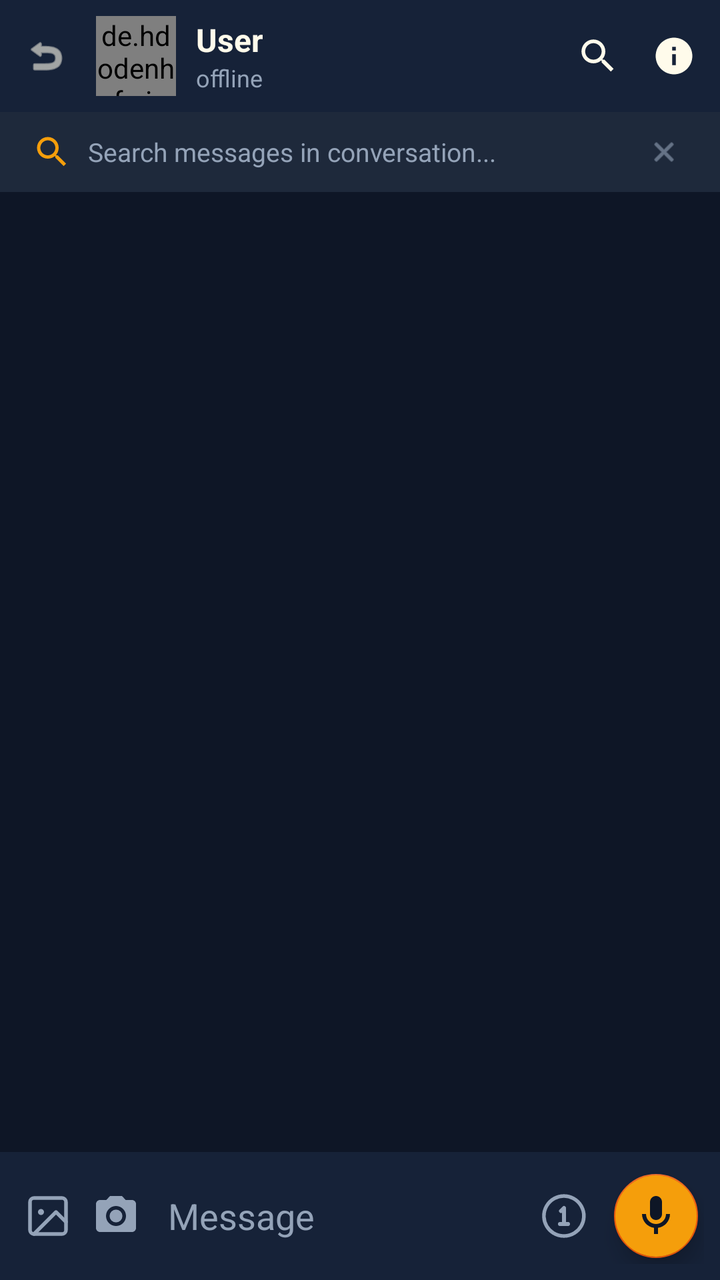
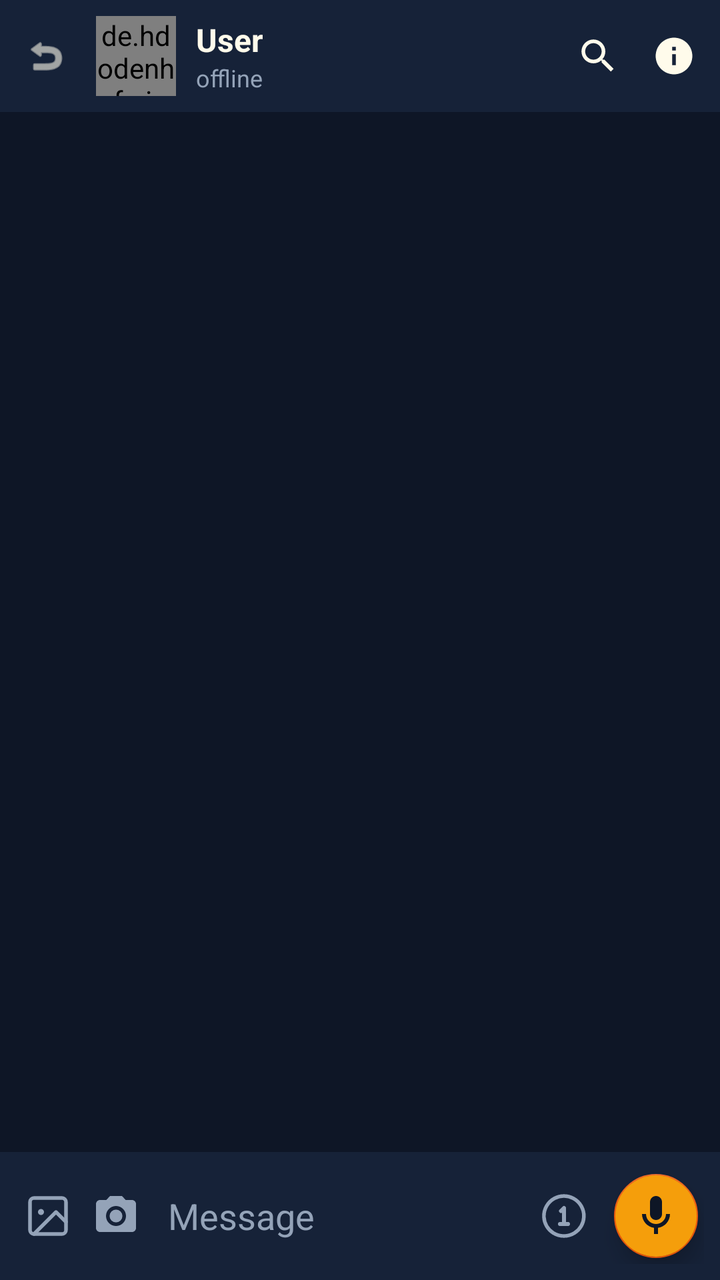

An Android layout rendered at two revisions. The XML below is the earlier revision; the diff shows what the commit changed to produce the second picture.
<!-- AndroidManifest.xml: application theme Theme.HorizonChat -->
<!-- res/layout/activity_chat.xml -->
<?xml version="1.0" encoding="utf-8"?>
<androidx.constraintlayout.widget.ConstraintLayout xmlns:android="http://schemas.android.com/apk/res/android"
    xmlns:app="http://schemas.android.com/apk/res-auto"
    android:layout_width="match_parent"
    android:layout_height="match_parent"
    android:background="@color/bg_base">

    
    <androidx.appcompat.widget.Toolbar
        android:id="@+id/chatToolbar"
        android:layout_width="0dp"
        android:layout_height="?attr/actionBarSize"
        android:background="@color/surface"
        app:contentInsetStart="0dp"
        app:contentInsetEnd="0dp"
        app:layout_constraintTop_toTopOf="parent"
        app:layout_constraintStart_toStartOf="parent"
        app:layout_constraintEnd_toEndOf="parent">

        <LinearLayout
            android:layout_width="match_parent"
            android:layout_height="match_parent"
            android:gravity="center_vertical"
            android:orientation="horizontal"
            android:paddingHorizontal="4dp">

            <ImageView
                android:id="@+id/btnBack"
                android:layout_width="38dp"
                android:layout_height="38dp"
                android:padding="8dp"
                android:src="@android:drawable/ic_menu_revert"
                android:background="?attr/selectableItemBackgroundBorderless"
                app:tint="@color/text_primary" />

            
            <LinearLayout
                android:id="@+id/layoutToolbarProfileHeader"
                android:layout_width="0dp"
                android:layout_height="match_parent"
                android:layout_weight="1"
                android:gravity="center_vertical"
                android:orientation="horizontal"
                android:paddingHorizontal="6dp"
                android:background="?attr/selectableItemBackground"
                android:clickable="true"
                android:focusable="true">

                <FrameLayout
                    android:layout_width="40dp"
                    android:layout_height="40dp">

                    <de.hdodenhof.circleimageview.CircleImageView
                        android:id="@+id/ivRecipientAvatar"
                        android:layout_width="40dp"
                        android:layout_height="40dp"
                        android:src="@android:drawable/sym_def_app_icon" />

                    <View
                        android:id="@+id/viewOnlineDot"
                        android:layout_width="11dp"
                        android:layout_height="11dp"
                        android:layout_gravity="bottom|end"
                        android:background="@drawable/circle_avatar_bg"
                        android:backgroundTint="@color/ticks_sent"
                        android:visibility="gone" />

                </FrameLayout>

                <LinearLayout
                    android:layout_width="0dp"
                    android:layout_height="wrap_content"
                    android:layout_weight="1"
                    android:layout_marginStart="10dp"
                    android:orientation="vertical">

                    <TextView
                        android:id="@+id/tvRecipientName"
                        android:layout_width="wrap_content"
                        android:layout_height="wrap_content"
                        android:text="User"
                        android:textColor="@color/text_primary"
                        android:textSize="16sp"
                        android:textStyle="bold"
                        android:singleLine="true"
                        android:ellipsize="end" />

                    <TextView
                        android:id="@+id/tvPresence"
                        android:layout_width="wrap_content"
                        android:layout_height="wrap_content"
                        android:text="offline"
                        android:textColor="@color/text_muted"
                        android:textSize="12sp"
                        android:singleLine="true" />

                </LinearLayout>

            </LinearLayout>

            
            <ImageView
                android:id="@+id/btnSearchChat"
                android:layout_width="38dp"
                android:layout_height="38dp"
                android:padding="8dp"
                android:src="@drawable/ic_search"
                android:background="?attr/selectableItemBackgroundBorderless"
                app:tint="@color/text_primary" />

            
            <ImageView
                android:id="@+id/btnInfoProfile"
                android:layout_width="38dp"
                android:layout_height="38dp"
                android:padding="8dp"
                android:src="@drawable/ic_info"
                android:background="?attr/selectableItemBackgroundBorderless"
                app:tint="@color/text_primary" />

        </LinearLayout>

    </androidx.appcompat.widget.Toolbar>

    
    <LinearLayout
        android:id="@+id/layoutInChatSearch"
        android:layout_width="0dp"
        android:layout_height="wrap_content"
        android:orientation="horizontal"
        android:gravity="center_vertical"
        android:background="@color/surface_elevated"
        android:padding="8dp"
        android:visibility="GONE"
        app:layout_constraintTop_toBottomOf="@id/chatToolbar"
        app:layout_constraintStart_toStartOf="parent"
        app:layout_constraintEnd_toEndOf="parent">

        <ImageView
            android:layout_width="20dp"
            android:layout_height="20dp"
            android:src="@drawable/ic_search"
            android:layout_marginStart="8dp"
            app:tint="@color/accent_amber" />

        <EditText
            android:id="@+id/etSearchInChat"
            android:layout_width="0dp"
            android:layout_height="wrap_content"
            android:layout_weight="1"
            android:layout_marginHorizontal="8dp"
            android:background="@null"
            android:hint="Search messages in conversation..."
            android:textColor="@color/text_primary"
            android:textColorHint="@color/text_muted"
            android:textSize="13sp"
            android:singleLine="true" />

        <ImageView
            android:id="@+id/btnCloseInChatSearch"
            android:layout_width="24dp"
            android:layout_height="24dp"
            android:src="@android:drawable/ic_menu_close_clear_cancel"
            android:padding="4dp"
            android:layout_marginEnd="8dp"
            app:tint="@color/text_muted" />

    </LinearLayout>

    
    <androidx.recyclerview.widget.RecyclerView
        android:id="@+id/rvChatMessages"
        android:layout_width="0dp"
        android:layout_height="0dp"
        android:padding="8dp"
        android:clipToPadding="false"
        app:stackFromEnd="true"
        app:layout_constraintTop_toBottomOf="@id/layoutInChatSearch"
        app:layout_constraintBottom_toTopOf="@id/dockContainer"
        app:layout_constraintStart_toStartOf="parent"
        app:layout_constraintEnd_toEndOf="parent" />

    
    <FrameLayout
        android:id="@+id/dockContainer"
        android:layout_width="0dp"
        android:layout_height="wrap_content"
        android:background="@color/surface"
        app:layout_constraintBottom_toBottomOf="parent"
        app:layout_constraintStart_toStartOf="parent"
        app:layout_constraintEnd_toEndOf="parent">

        
        <LinearLayout
            android:id="@+id/layoutNormalInput"
            android:layout_width="match_parent"
            android:layout_height="wrap_content"
            android:padding="8dp"
            android:gravity="center_vertical"
            android:orientation="horizontal">

            <ImageView
                android:id="@+id/btnAttachment"
                android:layout_width="32dp"
                android:layout_height="32dp"
                android:src="@drawable/ic_attach_gallery"
                app:tint="@color/text_muted"
                android:padding="4dp"
                android:clickable="true"
                android:focusable="true" />

            <ImageView
                android:id="@+id/btnCamera"
                android:layout_width="32dp"
                android:layout_height="32dp"
                android:src="@drawable/ic_camera"
                app:tint="@color/text_muted"
                android:padding="4dp"
                android:layout_marginStart="2dp"
                android:clickable="true"
                android:focusable="true" />

            <EditText
                android:id="@+id/etMessage"
                android:layout_width="0dp"
                android:layout_height="wrap_content"
                android:layout_weight="1"
                android:background="@null"
                android:hint="Message"
                android:textColor="@color/text_primary"
                android:textColorHint="@color/text_muted"
                android:paddingHorizontal="10dp"
                android:maxLines="4" />

            
            <ImageView
                android:id="@+id/btnViewOnceToggle"
                android:layout_width="32dp"
                android:layout_height="32dp"
                android:layout_marginEnd="6dp"
                android:src="@drawable/ic_view_once"
                app:tint="@color/text_muted"
                android:padding="4dp"
                android:clickable="true"
                android:focusable="true" />

            
            <com.google.android.material.floatingactionbutton.FloatingActionButton
                android:id="@+id/btnMic"
                android:layout_width="wrap_content"
                android:layout_height="wrap_content"
                android:backgroundTint="@color/accent_amber"
                app:fabCustomSize="42dp"
                app:tint="@color/bg_base"
                android:src="@drawable/ic_mic" />

            
            <com.google.android.material.floatingactionbutton.FloatingActionButton
                android:id="@+id/btnSend"
                android:layout_width="wrap_content"
                android:layout_height="wrap_content"
                android:visibility="gone"
                android:backgroundTint="@color/accent_amber"
                app:fabCustomSize="42dp"
                app:tint="@color/bg_base"
                android:src="@android:drawable/ic_menu_send" />

        </LinearLayout>

        
        <LinearLayout
            android:id="@+id/layoutRecordingBar"
            android:layout_width="match_parent"
            android:layout_height="wrap_content"
            android:visibility="gone"
            android:background="@color/surface"
            android:padding="12dp"
            android:gravity="center_vertical"
            android:orientation="horizontal">

            <ImageView
                android:id="@+id/ivRecordingDot"
                android:layout_width="14dp"
                android:layout_height="14dp"
                android:src="@drawable/ic_recording_dot" />

            <TextView
                android:id="@+id/tvRecordingTimer"
                android:layout_width="wrap_content"
                android:layout_height="wrap_content"
                android:layout_marginStart="8dp"
                android:text="0:00"
                android:textColor="#EF4444"
                android:textStyle="bold"
                android:textSize="15sp" />

            <TextView
                android:id="@+id/tvRecordingHint"
                android:layout_width="0dp"
                android:layout_height="wrap_content"
                android:layout_weight="1"
                android:layout_marginStart="14dp"
                android:text="Release to preview voice note"
                android:textColor="@color/text_muted"
                android:textSize="13sp" />

            <ImageView
                android:layout_width="24dp"
                android:layout_height="24dp"
                android:src="@drawable/ic_mic"
                app:tint="#EF4444" />

        </LinearLayout>

        
        <LinearLayout
            android:id="@+id/layoutVoicePreviewBar"
            android:layout_width="match_parent"
            android:layout_height="wrap_content"
            android:visibility="gone"
            android:background="@color/surface"
            android:padding="8dp"
            android:gravity="center_vertical"
            android:orientation="horizontal">

            
            <ImageView
                android:id="@+id/btnCancelVoice"
                android:layout_width="38dp"
                android:layout_height="38dp"
                android:padding="7dp"
                android:src="@drawable/ic_trash"
                app:tint="#EF4444"
                android:background="?attr/selectableItemBackgroundBorderless"
                android:clickable="true"
                android:focusable="true" />

            
            <ImageView
                android:id="@+id/btnPlayVoicePreview"
                android:layout_width="38dp"
                android:layout_height="38dp"
                android:padding="6dp"
                android:layout_marginStart="4dp"
                android:src="@drawable/ic_play_arrow"
                app:tint="@color/accent_amber"
                android:background="?attr/selectableItemBackgroundBorderless"
                android:clickable="true"
                android:focusable="true" />

            
            <ProgressBar
                android:id="@+id/pbVoicePreview"
                style="?android:attr/progressBarStyleHorizontal"
                android:layout_width="0dp"
                android:layout_height="wrap_content"
                android:layout_weight="1"
                android:layout_marginHorizontal="10dp"
                android:progress="0"
                android:max="100"
                android:progressTint="@color/accent_amber"
                android:progressBackgroundTint="@color/surface_elevated" />

            
            <TextView
                android:id="@+id/tvVoicePreviewDuration"
                android:layout_width="wrap_content"
                android:layout_height="wrap_content"
                android:text="0:00"
                android:textColor="@color/text_primary"
                android:textSize="13sp"
                android:layout_marginEnd="10dp" />

            
            <com.google.android.material.floatingactionbutton.FloatingActionButton
                android:id="@+id/btnSendVoice"
                android:layout_width="wrap_content"
                android:layout_height="wrap_content"
                android:backgroundTint="@color/accent_amber"
                app:fabCustomSize="42dp"
                app:tint="@color/bg_base"
                android:src="@android:drawable/ic_menu_send" />

        </LinearLayout>

    </FrameLayout>

</androidx.constraintlayout.widget.ConstraintLayout>
<!-- resources referenced by this layout -->
<resources>
  <color name="accent_amber">#F59E0B</color>
  <color name="bg_base">#0E1626</color>
  <color name="surface">#162238</color>
  <color name="surface_elevated">#1E293B</color>
  <color name="text_muted">#94A3B8</color>
  <color name="text_primary">#FFFBEB</color>
  <color name="ticks_sent">#CBD5E1</color>
  <!-- drawable circle_avatar_bg (drawable) -->
  <?xml version="1.0" encoding="utf-8"?>
  <shape xmlns:android="http://schemas.android.com/apk/res/android"
      android:shape="oval">
      <solid android:color="@color/surface_elevated" />
  </shape>
  <!-- drawable ic_camera (drawable) -->
  <vector xmlns:android="http://schemas.android.com/apk/res/android"
      android:width="24dp"
      android:height="24dp"
      android:viewportWidth="24"
      android:viewportHeight="24">
      <path
          android:fillColor="#FFFFFFFF"
          android:pathData="M12,15.2a3.2,3.2 0,1 0,0 -6.4,3.2 3.2 0,0 0,0 6.4zM9,2L7.17,4H4c-1.1,0 -2,0.9 -2,2v12c0,1.1 0.9,2 2,2h16c1.1,0 2,-0.9 2,-2V6c0,-1.1 -0.9,-2 -2,-2h-3.17L15,2H9zm3,15c-2.76,0 -5,-2.24 -5,-5s2.24,-5 5,-5 5,2.24 5,5 -2.24,5 -5,5z" />
  </vector>
  <!-- drawable ic_info (drawable) -->
  <vector xmlns:android="http://schemas.android.com/apk/res/android"
      android:width="24dp"
      android:height="24dp"
      android:viewportWidth="24"
      android:viewportHeight="24">
    <path
        android:fillColor="#FFFFFFFF"
        android:pathData="M12,2C6.48,2 2,6.48 2,12s4.48,10 10,10 10,-4.48 10,-10S17.52,2 12,2zM13,17h-2v-6h2v6zM13,9h-2L11,7h2v2z"/>
  </vector>
  <!-- drawable ic_mic (drawable) -->
  <vector xmlns:android="http://schemas.android.com/apk/res/android"
      android:width="24dp"
      android:height="24dp"
      android:viewportWidth="24"
      android:viewportHeight="24">
      <path
          android:fillColor="#FFFFFFFF"
          android:pathData="M12,14c1.66,0 3,-1.34 3,-3V5c0,-1.66 -1.34,-3 -3,-3S9,3.34 9,5v6c0,1.66 1.34,3 3,3zm5,-3c0,2.76 -2.24,5 -5,5s-5,-2.24 -5,-5H5c0,3.53 2.61,6.43 6,6.92V21h2v-3.08c3.39,-0.49 6,-3.39 6,-6.92h-2z" />
  </vector>
  <!-- drawable ic_play_arrow (drawable) -->
  <vector xmlns:android="http://schemas.android.com/apk/res/android"
      android:width="24dp"
      android:height="24dp"
      android:viewportWidth="24"
      android:viewportHeight="24">
      <path
          android:fillColor="#FFFFFFFF"
          android:pathData="M8,5v14l11,-7z" />
  </vector>
  <!-- drawable ic_recording_dot (drawable) -->
  <vector xmlns:android="http://schemas.android.com/apk/res/android"
      android:width="12dp"
      android:height="12dp"
      android:viewportWidth="12"
      android:viewportHeight="12">
      <path
          android:fillColor="#EF4444"
          android:pathData="M6,6m-5,0a5,5 0,1 1,10 0a5,5 0,1 1,-10 0" />
  </vector>
  <!-- drawable ic_search (drawable) -->
  <vector xmlns:android="http://schemas.android.com/apk/res/android"
      android:width="24dp"
      android:height="24dp"
      android:viewportWidth="24"
      android:viewportHeight="24">
      <path
          android:fillColor="#FFFBEB"
          android:pathData="M15.5,14h-0.79l-0.28,-0.27C15.41,12.59 16,11.11 16,9.5 16,5.91 13.09,3 9.5,3S3,5.91 3,9.5 5.91,16 9.5,16c1.61,0 3.09,-0.59 4.23,-1.57l0.27,0.28v0.79l5,4.99L20.49,19l-4.99,-5zm-6,0C7.01,14 5,11.99 5,9.5S7.01,5 9.5,5 14,7.01 14,9.5 11.99,14 9.5,14z" />
  </vector>
  <!-- drawable ic_trash (drawable) -->
  <vector xmlns:android="http://schemas.android.com/apk/res/android"
      android:width="24dp"
      android:height="24dp"
      android:viewportWidth="24"
      android:viewportHeight="24">
      <path
          android:fillColor="#FFFFFFFF"
          android:pathData="M6,19c0,1.1 0.9,2 2,2h8c1.1,0 2,-0.9 2,-2V7H6v12zM19,4h-3.5l-1,-1h-5l-1,1H5v2h14V4z" />
  </vector>
  <color name="bubble_sent">#EA580C</color>
  <color name="accent_glow">#FBBF24</color>
  <!-- unchanged entries left out for length: 3 -->
</resources>

<!-- the commit's change to res/layout/activity_chat.xml (unified diff, before → after) -->
@@ -131,7 +131,7 @@
         android:gravity="center_vertical"
         android:background="@color/surface_elevated"
         android:padding="8dp"
-        android:visibility="GONE"
+        android:visibility="gone"
         app:layout_constraintTop_toBottomOf="@id/chatToolbar"
         app:layout_constraintStart_toStartOf="parent"
         app:layout_constraintEnd_toEndOf="parent">
